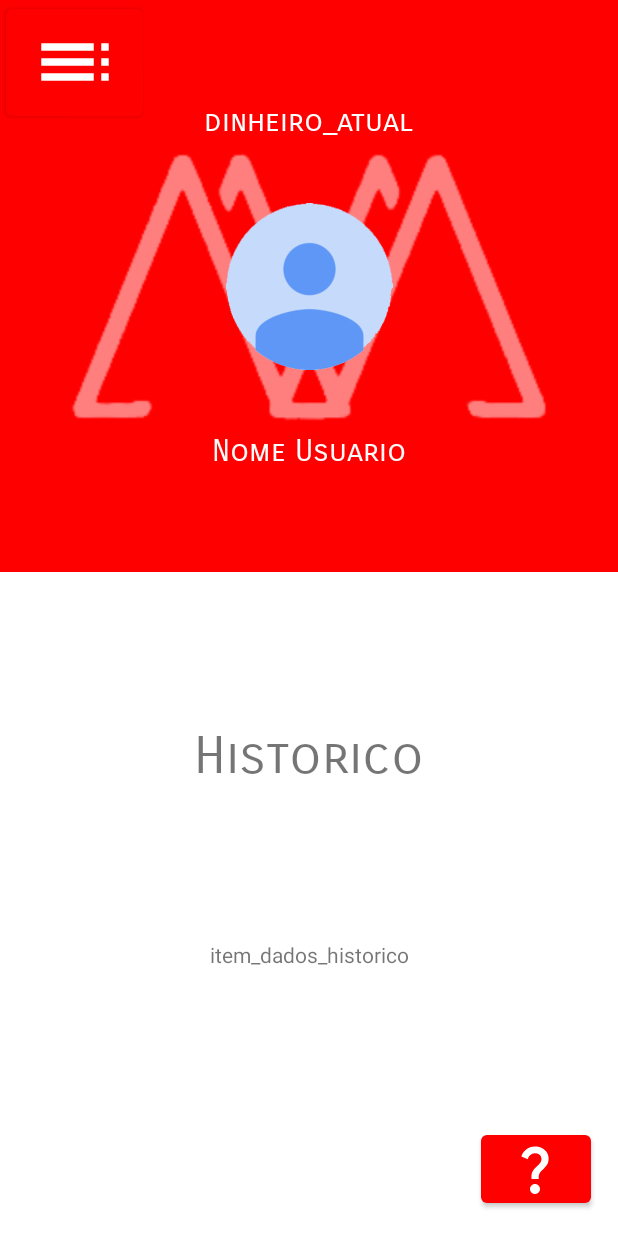
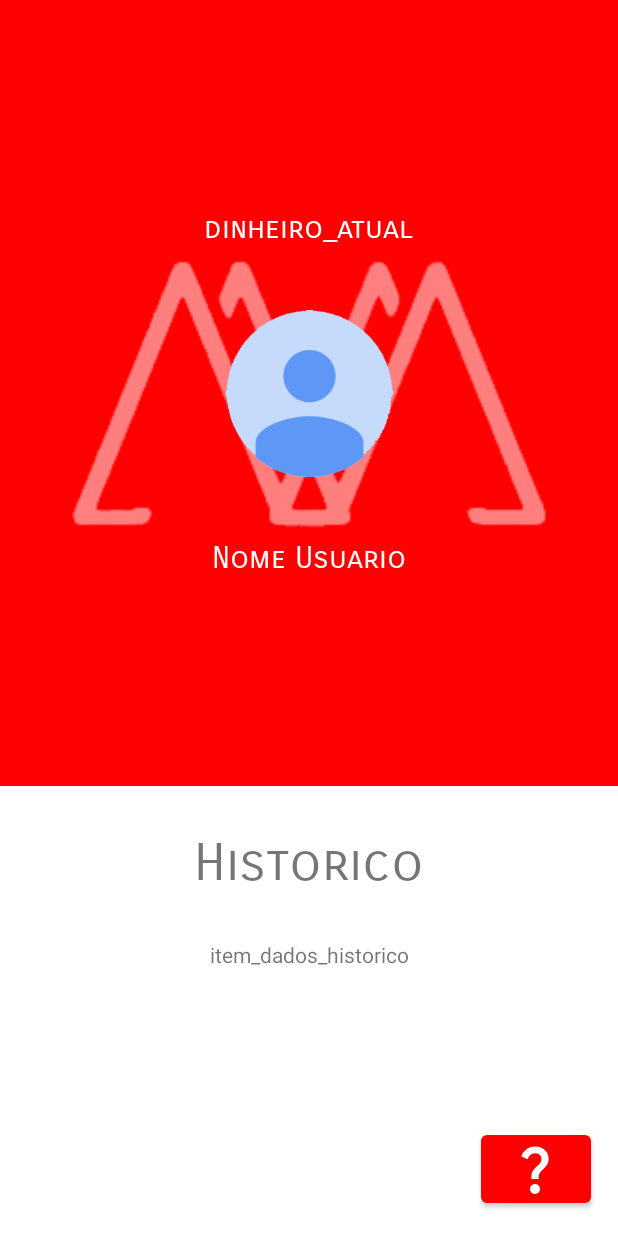
Before and after one commit to guiijoo/Moneytorando, an Android app: the layout activity_inicial.xml on its own in the app's theme, with its tools: preview values and no code run, on a phone screen of 412 x 824 dp. Run offline under Robolectric (Android 15) with nearby library versions, the phone set to English and light mode, and no system bars; Roboto replaces fonts that are not available here.

Commit message:
menu error fixes

```diff
--- a/app/src/main/res/layout/activity_creditos.xml
+++ b/app/src/main/res/layout/activity_creditos.xml
@@ -4,7 +4,8 @@
     xmlns:tools="http://schemas.android.com/tools"
     android:layout_width="match_parent"
     android:layout_height="match_parent"
-    tools:context=".creditos">
+    tools:context=".creditos"
+    tools:menu="@menu/menu_incial">
 
     <ImageView
         android:id="@+id/fundo_logo_integrantes_image"
--- a/app/src/main/res/layout/activity_inicial.xml
+++ b/app/src/main/res/layout/activity_inicial.xml
@@ -4,12 +4,14 @@
     xmlns:tools="http://schemas.android.com/tools"
     android:layout_width="match_parent"
     android:layout_height="match_parent"
-    tools:context=".inicial">
+    tools:context=".inicial"
+    tools:menu="@menu/menu_incial">
 
     <ImageView
         android:id="@+id/fundo_moneytorando_login4"
         android:layout_width="0dp"
-        android:layout_height="381dp"
+        android:layout_height="0dp"
+        android:layout_marginBottom="300dp"
         android:background="#FF0000"
         app:layout_constraintBottom_toBottomOf="parent"
         app:layout_constraintEnd_toEndOf="parent"
@@ -121,20 +123,4 @@
         app:layout_constraintTop_toTopOf="parent"
         app:layout_constraintVertical_bias="1.0" />
 
-    <Button
-        android:id="@+id/menu_atalho_inicial_btn"
-        android:layout_width="91dp"
-        android:layout_height="83dp"
-        android:layout_marginStart="4dp"
-        android:text="atalho inicial"
-        app:icon="@drawable/barras_menu"
-        app:layout_constraintBottom_toTopOf="@+id/fundo_colocador_denovo_no_principal2"
-        app:layout_constraintStart_toStartOf="parent"
-        app:layout_constraintTop_toTopOf="parent"
-        app:layout_constraintVertical_bias="0.0" />
-
-    <ListView
-        android:layout_width="match_parent"
-        android:layout_height="match_parent" />
-
 </androidx.constraintlayout.widget.ConstraintLayout>
--- a/app/src/main/res/layout/activity_pagamentos.xml
+++ b/app/src/main/res/layout/activity_pagamentos.xml
@@ -14,7 +14,7 @@
     <ImageView
         android:id="@+id/fundo_moneytorando_pagamento"
         android:layout_width="0dp"
-        android:layout_height="227dp"
+        android:layout_height="170dp"
         android:layout_marginBottom="360dp"
         android:background="#FF0000"
         app:layout_constraintBottom_toBottomOf="parent"
--- a/app/src/main/res/values/strings.xml
+++ b/app/src/main/res/values/strings.xml
@@ -1,3 +1,3 @@
 <resources>
-
+    <string name="app_name">Moneytorando</string>
 </resources>
```
Also changed, not shown: app/src/main/res/layout/activity_receita.xml (+2 -47 lines).
